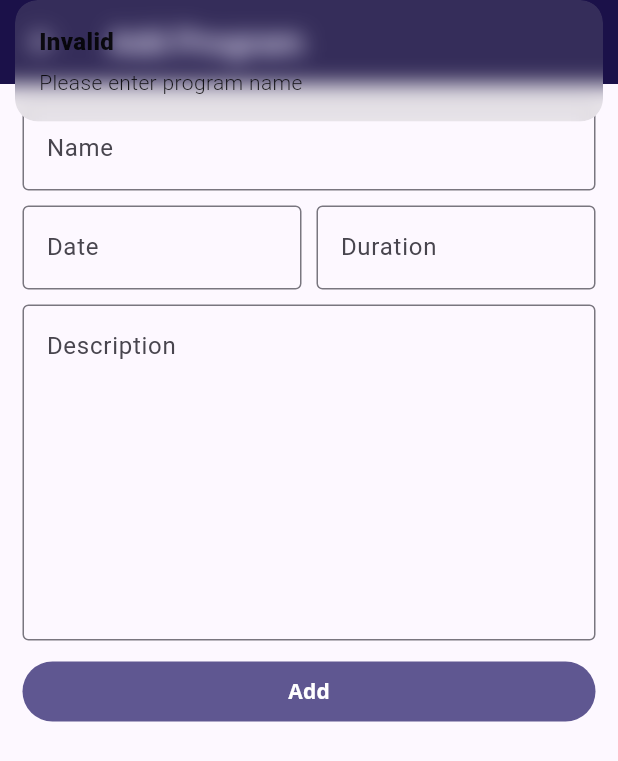
After one commit to Shazia757/nss-app, a Flutter app: the AddProgramScreen screen opened directly, after a tap on "Add", on a phone screen of 412 x 824 dp. The commit adds this screen. Shown: the top 761 px of the screen. Run offline on Flutter 3.47's test engine with Material 3 defaults, Android fonts, the phone set to English and light mode, and no system bars; our stand-ins replace flutter_typeahead, get, get_storage, google_fonts, responsive_framework; accounts and stored records are empty.

Commit message:
programs module completed

```diff
--- a/lib/controller/account_controller.dart
+++ b/lib/controller/account_controller.dart
@@ -3,6 +3,7 @@ import 'package:flutter/widgets.dart';
 import 'package:get/get.dart';
 import 'package:nss/api.dart';
 import 'package:nss/database/local_storage.dart';
+import 'package:nss/model/volunteer_model.dart';
 import 'package:nss/view/home_screen.dart';
 
 class AccountController extends GetxController {
@@ -42,13 +43,13 @@ class AccountController extends GetxController {
 
     api.login({'admission_number': userName, 'password': password}).then(
       (response) async {
-        if (response.status == true && response.data.admissionNo != null) {
-          await LocalStorage().writeUser(response.data);
-          Get.snackbar('Welcome', '${response.data.name}');
+        if (response?.status == true && response?.data.admissionNo != null) {
+          await LocalStorage().writeUser(response?.data??Users());
+          Get.snackbar('Welcome', '${response?.data.name}');
           Get.offAll(() => HomeScreen());
         } else {
           errorMessage.value =
-              response.message ?? 'Invalid username or password!';
+              response?.message ?? 'Invalid username or password!';
           Get.snackbar('Error', errorMessage.value);
         }
         isLoading.value = false;
--- /dev/null
+++ b/lib/controller/program_controller.dart
@@ -0,0 +1,108 @@
+import 'package:flutter/widgets.dart';
+import 'package:get/get.dart';
+import 'package:nss/api.dart';
+import 'package:nss/database/local_storage.dart';
+import '../model/programs_model.dart';
+
+class ProgramListController extends GetxController {
+  RxList<Program> programsList = <Program>[].obs;
+  RxBool isLoading = true.obs;
+
+  @override
+  void onInit() {
+    getPrograms();
+    super.onInit();
+  }
+
+  void getPrograms() async {
+    isLoading.value = true;
+    Api().allPrograms().then(
+      (value) {
+        programsList.assignAll(value?.programs ?? []);
+        isLoading.value = false;
+      },
+    );
+  }
+}
+
+class AddProgramController extends GetxController {
+  TextEditingController nameController = TextEditingController();
+  TextEditingController dateController = TextEditingController();
+  TextEditingController descController = TextEditingController();
+  TextEditingController durationController = TextEditingController();
+
+  DateTime? date;
+  addProgram() {
+    Api()
+        .addProgram(Program(
+            name: nameController.text,
+            date: date,
+            duration: int.tryParse(durationController.text),
+            createdBy: LocalStorage().readUser().admissionNo))
+        .then(
+      (value) {
+        if (value?.status ?? false == true) {
+          Get.snackbar(
+              "Success", value?.message ?? "Program added successfully");
+          Get.back();
+        } else {
+          Get.snackbar("Error", value?.message ?? 'Failed to add program.');
+        }
+      },
+    );
+  }
+
+  updateProgram(int id) {
+    Api().updateProgram({
+      'name': nameController.text,
+      'date': date,
+      'duration': int.tryParse(durationController.text),
+      'updated_by': LocalStorage().readUser().admissionNo,
+      'id': id
+    }).then(
+      (value) {
+        if (value?.status == true) {
+          Get.back();
+          Get.snackbar(
+              "Success", value?.message ?? "Program updated successfully.");
+        } else {
+          Get.snackbar('Error', value?.message ?? 'Failed to update program.');
+        }
+      },
+    );
+  }
+
+  deleteProgram(int id) {
+    Api().deleteProgram(id).then(
+      (value) {
+        if (value?.status == true) {
+          Get.back();
+          Get.snackbar(
+              "Success", value?.message ?? "Program deleted successfully.");
+        } else {
+          Get.snackbar("Error", value?.message ?? 'Failed to delete program.');
+        }
+      },
+    );
+  }
+
+  bool onSubmitProgramValidation() {
+    if (nameController.text.isEmpty) {
+      Get.snackbar('Invalid', 'Please enter program name');
+      return false;
+    }
+    if (dateController.text.isEmpty) {
+      Get.snackbar('Invalid', 'Please enter date');
+      return false;
+    }
+    if (durationController.text.isEmpty) {
+      Get.snackbar('Invalid', 'Please enter duration');
+      return false;
+    }
+    if (descController.text.isEmpty) {
+      Get.snackbar('Invalid', 'Please add description');
+      return false;
+    }
+    return true;
+  }
+}
--- a/lib/view/home_screen.dart
+++ b/lib/view/home_screen.dart
@@ -3,8 +3,8 @@ import 'package:get/get.dart';
 import 'package:intl/intl.dart';
 import 'package:nss/controller/home_controller.dart';
 import 'package:nss/database/local_storage.dart';
-import 'package:nss/model/volunteer_model.dart';
 import 'package:nss/view/custom_decorations.dart';
+import 'package:nss/view/program/program_list_screen.dart';
 import 'package:nss/view/volunteers/volunteer_list_screen.dart';
 
 class HomeScreen extends StatelessWidget {
@@ -177,7 +177,7 @@ class HomeScreen extends StatelessWidget {
           Colors.teal.shade300
         ]));
         children.add(_menuCard("Programs", Icons.upcoming_outlined, context,
-            () => Get.to(() => HomeScreen()), [
+            () => Get.to(() => ProgramsScreen()), [
           Theme.of(context).colorScheme.onErrorContainer,
           Theme.of(context).colorScheme.error
         ]));
@@ -197,7 +197,7 @@ class HomeScreen extends StatelessWidget {
 
       case 'po':
         children.add(_menuCard("Programs", Icons.upcoming_outlined, context,
-            () => Get.to(() => HomeScreen()), [
+            () => Get.to(() => ProgramsScreen()), [
           Theme.of(context).colorScheme.onErrorContainer,
           Theme.of(context).colorScheme.error
         ]));
--- /dev/null
+++ b/lib/view/program/add_program_screen.dart
@@ -0,0 +1,117 @@
+import 'package:flutter/material.dart';
+import 'package:flutter/services.dart';
+import 'package:get/get.dart';
+import 'package:intl/intl.dart';
+
+import '../../controller/program_controller.dart';
+import '../../model/programs_model.dart';
+
+class AddProgramScreen extends StatelessWidget {
+  final Program? program;
+
+  final bool isUpdate;
+
+  const AddProgramScreen({super.key, required this.isUpdate, this.program});
+
+  @override
+  Widget build(BuildContext context) {
+    AddProgramController c = Get.put(AddProgramController());
+    if (isUpdate) {
+      c.nameController.text = program?.name ?? '';
+      c.descController.text = program?.description ?? '';
+      c.date = program?.date;
+      c.dateController.text = DateFormat.yMMMd().format(program!.date!);
+      c.durationController.text = (program?.duration ?? 0).toString();
+    }
+    return Scaffold(
+      appBar: AppBar(
+        title: Text("${isUpdate ? "Update" : "Add"} Program"),
+        backgroundColor: Theme.of(context).colorScheme.onPrimaryContainer,
+        foregroundColor: Theme.of(context).colorScheme.primaryContainer,
+      ),
+      body: SafeArea(
+        minimum: EdgeInsets.all(15),
+        child: ListView(
+          children: [
+            TextField(
+              decoration: InputDecoration(
+                  border: OutlineInputBorder(), labelText: "Name"),
+              controller: c.nameController,
+            ),
+            SizedBox(
+              height: 10,
+            ),
+            Row(
+              children: [
+                Expanded(
+                  child: TextField(
+                    readOnly: true,
+                    onTap: () async {
+                      final selectedDate = await showDatePicker(
+                          context: context,
+                          firstDate:
+                              DateTime.now().subtract(Duration(days: 30)),
+                          lastDate: DateTime.now().add(Duration(days: 365)));
+
+                      c.dateController.text = (selectedDate != null)
+                          ? DateFormat.yMMMd().format(selectedDate)
+                          : "";
+                      c.date = selectedDate;
+                    },
+                    decoration: InputDecoration(
+                        border: OutlineInputBorder(), labelText: "Date"),
+                    controller: c.dateController,
+                  ),
+                ),
+                SizedBox(
+                  width: 10,
+                ),
+                Expanded(
+                  child: TextField(
+                    decoration: InputDecoration(
+                        labelText: "Duration", border: OutlineInputBorder()),
+                    controller: c.durationController,
+                    keyboardType: TextInputType.number,
+                    inputFormatters: [FilteringTextInputFormatter.digitsOnly],
+                  ),
+                )
+              ],
+            ),
+            SizedBox(
+              height: 10,
+            ),
+            TextField(
+              decoration: InputDecoration(
+                  border: OutlineInputBorder(), hintText: "Description"),
+              controller: c.descController,
+              maxLines: 8,
+            ),
+            SizedBox(
+              height: 10,
+            ),
+            FilledButton(
+              onPressed: () => c.onSubmitProgramValidation()
+                  ? isUpdate
+                      ? c.updateProgram(program!.id!)
+                      : c.addProgram()
+                  : () {},
+              child: Text(isUpdate ? "Update" : "Add"),
+            ),
+            SizedBox(
+              height: 15,
+            ),
+            isUpdate
+                ? FilledButton(
+                    onPressed: () => c.deleteProgram(program!.id!),
+                    style: FilledButton.styleFrom(
+                      backgroundColor: Colors.red.shade900,
+                    ),
+                    child: Text("Delete"),
+                  )
+                : SizedBox(),
+          ],
+        ),
+      ),
+    );
+  }
+}
--- a/lib/view/volunteers/profile_screen.dart
+++ b/lib/view/volunteers/profile_screen.dart
@@ -2,7 +2,6 @@ import 'package:flutter/material.dart';
 import 'package:get/get.dart';
 import 'package:nss/controller/volunteer_controller.dart';
 import 'package:nss/database/local_storage.dart';
-import 'package:nss/model/users_model.dart';
 import 'package:nss/model/volunteer_model.dart';
 import 'package:nss/view/custom_decorations.dart';
 import 'package:nss/view/login_screen.dart';
```
Also changed, not shown: lib/api.dart (+88 -47 lines), lib/controller/volunteer_controller.dart (+11 -13 lines), lib/view/program/program_details_screen.dart (added, +58 -0 lines), lib/view/program/program_list_screen.dart (added, +71 -0 lines).
